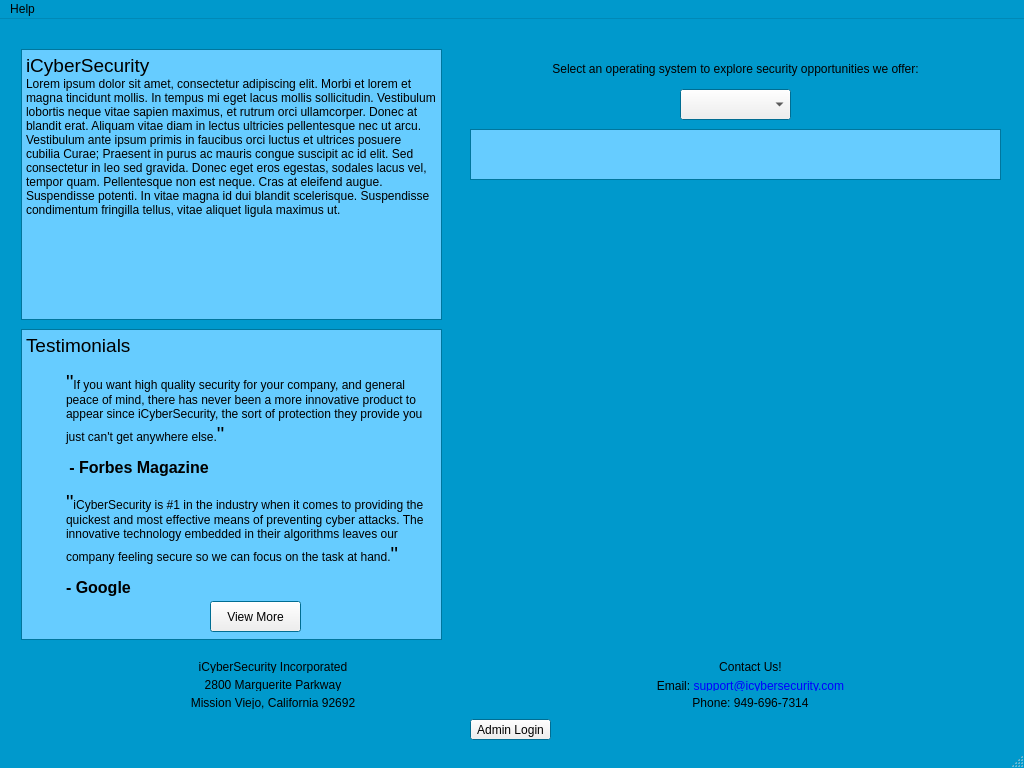
First picture: the form in src/mainwindow.ui, repository brianclinkenbeard/pamphlet, before the edit.
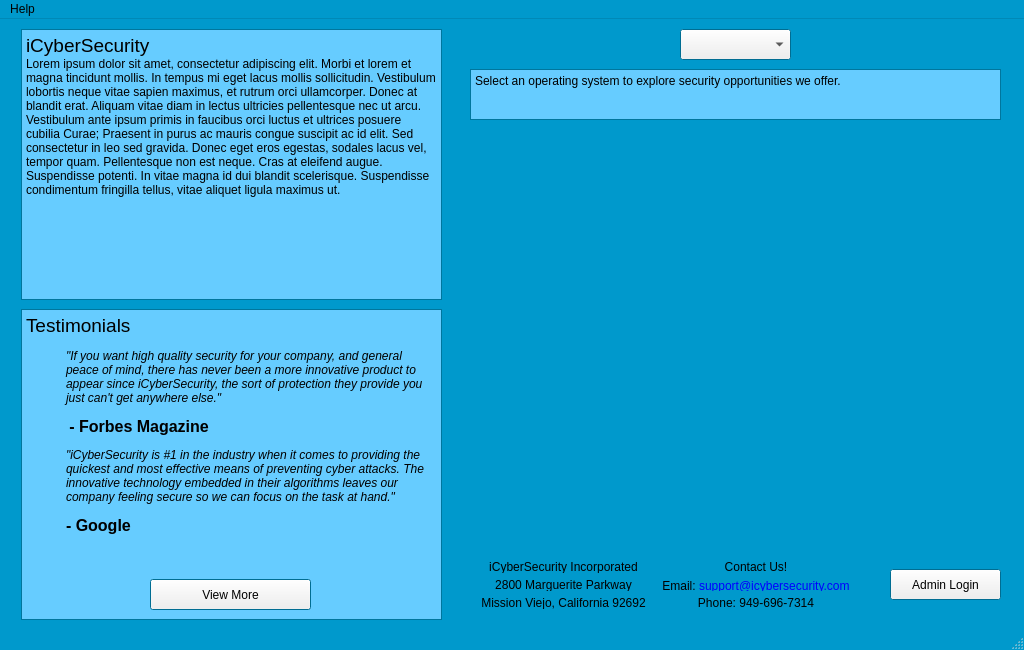
Second picture: the form after the edit.

Commit message: lots of ui changes, change window sizes, add drop down functionality, minor changes to dialog windows

```diff
--- a/src/mainwindow.ui
+++ b/src/mainwindow.ui
@@ -7,11 +7,11 @@
     <x>0</x>
     <y>0</y>
     <width>1024</width>
-    <height>768</height>
+    <height>650</height>
    </rect>
   </property>
   <property name="sizePolicy">
-   <sizepolicy hsizetype="Preferred" vsizetype="Preferred">
+   <sizepolicy hsizetype="Fixed" vsizetype="Fixed">
     <horstretch>0</horstretch>
     <verstretch>0</verstretch>
    </sizepolicy>
@@ -88,7 +88,7 @@
     <property name="geometry">
      <rect>
       <x>21</x>
-      <y>30</y>
+      <y>10</y>
       <width>421</width>
       <height>271</height>
      </rect>
@@ -97,18 +97,18 @@
      <string>&lt;!DOCTYPE HTML PUBLIC &quot;-//W3C//DTD HTML 4.0//EN&quot; &quot;http://www.w3.org/TR/REC-html40/strict.dtd&quot;&gt;
 &lt;html&gt;&lt;head&gt;&lt;meta name=&quot;qrichtext&quot; content=&quot;1&quot; /&gt;&lt;style type=&quot;text/css&quot;&gt;
 p, li { white-space: pre-wrap; }
-&lt;/style&gt;&lt;/head&gt;&lt;body style=&quot; font-family:'MS Shell Dlg 2'; font-size:8.25pt; font-weight:400; font-style:normal;&quot;&gt;
-&lt;p style=&quot; margin-top:0px; margin-bottom:0px; margin-left:0px; margin-right:0px; -qt-block-indent:0; text-indent:0px;&quot;&gt;&lt;span style=&quot; font-family:'Sans Serif'; font-size:14pt;&quot;&gt;iCyberSecurity&lt;/span&gt;&lt;/p&gt;
-&lt;p style=&quot; margin-top:0px; margin-bottom:0px; margin-left:0px; margin-right:0px; -qt-block-indent:0; text-indent:0px;&quot;&gt;&lt;a name=&quot;lipsum&quot;&gt;&lt;/a&gt;&lt;span style=&quot; font-family:'Sans Serif'; font-size:9pt;&quot;&gt;L&lt;/span&gt;&lt;span style=&quot; font-family:'Sans Serif'; font-size:9pt;&quot;&gt;orem ipsum dolor sit amet, consectetur adipiscing elit. Morbi et lorem et magna tincidunt mollis. In tempus mi eget lacus mollis sollicitudin. Vestibulum lobortis neque vitae sapien maximus, et rutrum orci ullamcorper. Donec at blandit erat. Aliquam vitae diam in lectus ultricies pellentesque nec ut arcu. Vestibulum ante ipsum primis in faucibus orci luctus et ultrices posuere cubilia Curae; Praesent in purus ac mauris congue suscipit ac id elit. Sed consectetur in leo sed gravida. Donec eget eros egestas, sodales lacus vel, tempor quam. Pellentesque non est neque. Cras at eleifend augue. Suspendisse potenti. In vitae magna id dui blandit scelerisque. Suspendisse condimentum fringilla tellus, vitae aliquet ligula maximus ut. &lt;/span&gt;&lt;/p&gt;&lt;/body&gt;&lt;/html&gt;</string>
+&lt;/style&gt;&lt;/head&gt;&lt;body style=&quot; font-family:'Sans Serif'; font-size:9pt; font-weight:400; font-style:normal;&quot;&gt;
+&lt;p style=&quot; margin-top:0px; margin-bottom:0px; margin-left:0px; margin-right:0px; -qt-block-indent:0; text-indent:0px;&quot;&gt;&lt;span style=&quot; font-size:14pt;&quot;&gt;iCyberSecurity&lt;/span&gt;&lt;/p&gt;
+&lt;p style=&quot; margin-top:0px; margin-bottom:0px; margin-left:0px; margin-right:0px; -qt-block-indent:0; text-indent:0px;&quot;&gt;&lt;a name=&quot;lipsum&quot;&gt;&lt;/a&gt;Lorem ipsum dolor sit amet, consectetur adipiscing elit. Morbi et lorem et magna tincidunt mollis. In tempus mi eget lacus mollis sollicitudin. Vestibulum lobortis neque vitae sapien maximus, et rutrum orci ullamcorper. Donec at blandit erat. Aliquam vitae diam in lectus ultricies pellentesque nec ut arcu. Vestibulum ante ipsum primis in faucibus orci luctus et ultrices posuere cubilia Curae; Praesent in purus ac mauris congue suscipit ac id elit. Sed consectetur in leo sed gravida. Donec eget eros egestas, sodales lacus vel, tempor quam. Pellentesque non est neque. Cras at eleifend augue. Suspendisse potenti. In vitae magna id dui blandit scelerisque. Suspendisse condimentum fringilla tellus, vitae aliquet ligula maximus ut. &lt;/p&gt;&lt;/body&gt;&lt;/html&gt;</string>
     </property>
    </widget>
    <widget class="QPushButton" name="pushButton">
     <property name="geometry">
      <rect>
-      <x>470</x>
-      <y>700</y>
-      <width>81</width>
-      <height>21</height>
+      <x>890</x>
+      <y>550</y>
+      <width>111</width>
+      <height>31</height>
      </rect>
     </property>
     <property name="text">
@@ -119,7 +119,7 @@
     <property name="geometry">
      <rect>
       <x>21</x>
-      <y>310</y>
+      <y>290</y>
       <width>421</width>
       <height>311</height>
      </rect>
@@ -128,19 +128,19 @@
      <string>&lt;!DOCTYPE HTML PUBLIC &quot;-//W3C//DTD HTML 4.0//EN&quot; &quot;http://www.w3.org/TR/REC-html40/strict.dtd&quot;&gt;
 &lt;html&gt;&lt;head&gt;&lt;meta name=&quot;qrichtext&quot; content=&quot;1&quot; /&gt;&lt;style type=&quot;text/css&quot;&gt;
 p, li { white-space: pre-wrap; }
-&lt;/style&gt;&lt;/head&gt;&lt;body style=&quot; font-family:'MS Shell Dlg 2'; font-size:8.25pt; font-weight:400; font-style:normal;&quot;&gt;
-&lt;p style=&quot; margin-top:0px; margin-bottom:0px; margin-left:0px; margin-right:0px; -qt-block-indent:0; text-indent:0px;&quot;&gt;&lt;span style=&quot; font-family:'Sans Serif'; font-size:14pt;&quot;&gt;Testimonials&lt;/span&gt;&lt;/p&gt;
-&lt;p style=&quot; margin-top:12px; margin-bottom:0px; margin-left:0px; margin-right:0px; -qt-block-indent:1; text-indent:0px;&quot;&gt;&lt;span style=&quot; font-family:'Sans Serif'; font-size:16pt;&quot;&gt;&amp;quot;&lt;/span&gt;&lt;span style=&quot; font-family:'Sans Serif'; font-size:9pt;&quot;&gt;If you want high quality security for your company, and general peace of mind, there has never been a more innovative product to appear since iCyberSecurity, the sort of protection they provide you just can't get anywhere else.&lt;/span&gt;&lt;span style=&quot; font-family:'Sans Serif'; font-size:16pt;&quot;&gt;&amp;quot;&lt;/span&gt;&lt;/p&gt;
-&lt;p style=&quot; margin-top:12px; margin-bottom:0px; margin-left:0px; margin-right:0px; -qt-block-indent:1; text-indent:0px;&quot;&gt;&lt;span style=&quot; font-family:'Sans Serif'; font-size:9pt;&quot;&gt; &lt;/span&gt;&lt;span style=&quot; font-family:'Sans Serif'; font-size:12pt; font-weight:600;&quot;&gt;- Forbes Magazine&lt;/span&gt;&lt;/p&gt;
-&lt;p style=&quot; margin-top:12px; margin-bottom:0px; margin-left:0px; margin-right:0px; -qt-block-indent:1; text-indent:0px;&quot;&gt;&lt;span style=&quot; font-family:'Sans Serif'; font-size:16pt;&quot;&gt;&amp;quot;&lt;/span&gt;&lt;span style=&quot; font-family:'Sans Serif'; font-size:9pt;&quot;&gt;iCyberSecurity is #1 in the industry when it comes to providing the quickest and most effective means of preventing cyber attacks. The innovative technology embedded in their algorithms leaves our company feeling secure so we can focus on the task at hand.&lt;/span&gt;&lt;span style=&quot; font-family:'Sans Serif'; font-size:16pt;&quot;&gt;&amp;quot;&lt;/span&gt;&lt;span style=&quot; font-family:'Sans Serif'; font-size:9pt;&quot;&gt; &lt;/span&gt;&lt;/p&gt;
-&lt;p style=&quot; margin-top:12px; margin-bottom:0px; margin-left:0px; margin-right:0px; -qt-block-indent:1; text-indent:0px;&quot;&gt;&lt;span style=&quot; font-family:'Sans Serif'; font-size:12pt; font-weight:600;&quot;&gt;- Google&lt;/span&gt;&lt;/p&gt;&lt;/body&gt;&lt;/html&gt;</string>
+&lt;/style&gt;&lt;/head&gt;&lt;body style=&quot; font-family:'Sans Serif'; font-size:9pt; font-weight:400; font-style:normal;&quot;&gt;
+&lt;p style=&quot; margin-top:0px; margin-bottom:0px; margin-left:0px; margin-right:0px; -qt-block-indent:0; text-indent:0px;&quot;&gt;&lt;span style=&quot; font-size:14pt;&quot;&gt;Testimonials&lt;/span&gt;&lt;/p&gt;
+&lt;p style=&quot; margin-top:12px; margin-bottom:0px; margin-left:0px; margin-right:0px; -qt-block-indent:1; text-indent:0px;&quot;&gt;&lt;span style=&quot; font-style:italic;&quot;&gt;&amp;quot;If you want high quality security for your company, and general peace of mind, there has never been a more innovative product to appear since iCyberSecurity, the sort of protection they provide you just can't get anywhere else.&amp;quot;&lt;/span&gt;&lt;/p&gt;
+&lt;p style=&quot; margin-top:12px; margin-bottom:0px; margin-left:0px; margin-right:0px; -qt-block-indent:1; text-indent:0px;&quot;&gt; &lt;span style=&quot; font-size:12pt; font-weight:600;&quot;&gt;- Forbes Magazine&lt;/span&gt;&lt;/p&gt;
+&lt;p style=&quot; margin-top:12px; margin-bottom:0px; margin-left:0px; margin-right:0px; -qt-block-indent:1; text-indent:0px;&quot;&gt;&lt;span style=&quot; font-style:italic;&quot;&gt;&amp;quot;iCyberSecurity is #1 in the industry when it comes to providing the quickest and most effective means of preventing cyber attacks. The innovative technology embedded in their algorithms leaves our company feeling secure so we can focus on the task at hand.&amp;quot; &lt;/span&gt;&lt;/p&gt;
+&lt;p style=&quot; margin-top:12px; margin-bottom:0px; margin-left:0px; margin-right:0px; -qt-block-indent:1; text-indent:0px;&quot;&gt;&lt;span style=&quot; font-size:12pt; font-weight:600;&quot;&gt;- Google&lt;/span&gt;&lt;/p&gt;&lt;/body&gt;&lt;/html&gt;</string>
     </property>
    </widget>
    <widget class="QComboBox" name="comboBox">
     <property name="geometry">
      <rect>
       <x>680</x>
-      <y>70</y>
+      <y>10</y>
       <width>111</width>
       <height>31</height>
      </rect>
@@ -166,38 +166,29 @@
      </property>
     </item>
    </widget>
-   <widget class="QLabel" name="label_7">
-    <property name="geometry">
-     <rect>
-      <x>470</x>
-      <y>40</y>
-      <width>531</width>
-      <height>20</height>
-     </rect>
-    </property>
-    <property name="text">
-     <string>Select an operating system to explore security opportunities we offer:</string>
-    </property>
-    <property name="alignment">
-     <set>Qt::AlignCenter</set>
-    </property>
-   </widget>
    <widget class="QTextBrowser" name="osinfo_browser">
     <property name="geometry">
      <rect>
       <x>470</x>
-      <y>110</y>
+      <y>50</y>
       <width>531</width>
       <height>51</height>
      </rect>
     </property>
+    <property name="html">
+     <string>&lt;!DOCTYPE HTML PUBLIC &quot;-//W3C//DTD HTML 4.0//EN&quot; &quot;http://www.w3.org/TR/REC-html40/strict.dtd&quot;&gt;
+&lt;html&gt;&lt;head&gt;&lt;meta name=&quot;qrichtext&quot; content=&quot;1&quot; /&gt;&lt;style type=&quot;text/css&quot;&gt;
+p, li { white-space: pre-wrap; }
+&lt;/style&gt;&lt;/head&gt;&lt;body style=&quot; font-family:'Sans Serif'; font-size:9pt; font-weight:400; font-style:normal;&quot;&gt;
+&lt;p style=&quot; margin-top:0px; margin-bottom:0px; margin-left:0px; margin-right:0px; -qt-block-indent:0; text-indent:0px;&quot;&gt;Select an operating system to explore security opportunities we offer.&lt;/p&gt;&lt;/body&gt;&lt;/html&gt;</string>
+    </property>
    </widget>
    <widget class="QWidget" name="layoutWidget">
     <property name="geometry">
      <rect>
-      <x>26</x>
-      <y>630</y>
-      <width>971</width>
+      <x>460</x>
+      <y>530</y>
+      <width>401</width>
       <height>71</height>
      </rect>
     </property>
@@ -297,9 +288,9 @@
    <widget class="QPushButton" name="pushButton_viewMore">
     <property name="geometry">
      <rect>
-      <x>210</x>
-      <y>582</y>
-      <width>91</width>
+      <x>150</x>
+      <y>560</y>
+      <width>161</width>
       <height>31</height>
      </rect>
     </property>
```
Left out of the diff: 2 changed lines with no effect on the pictures. The commit also changes 6 other files.
